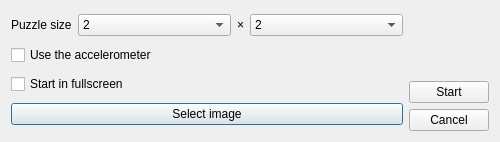
Before: the Qt Designer form newgamedialog.ui in Venemo/puzzle-master, drawn with Qt 5.
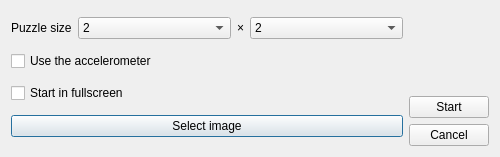
After: the same form once the commit is applied. Icons and pictures are not drawn.

Commit message: Translateability: New game dialog

What changed in the file:
```diff
--- a/newgamedialog.ui
+++ b/newgamedialog.ui
@@ -7,7 +7,7 @@
     <x>0</x>
     <y>0</y>
     <width>500</width>
-    <height>142</height>
+    <height>157</height>
    </rect>
   </property>
   <property name="windowTitle">
```
Left out of the diff: 2 changed lines with no effect on the pictures. The commit also changes 1 other file.
